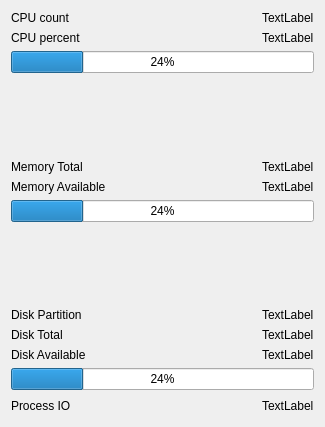
Before: the Qt Designer form ui/uiWidgetSystemInfo.ui in ManifoldsHu/FourDExplorer, drawn with Qt 5.
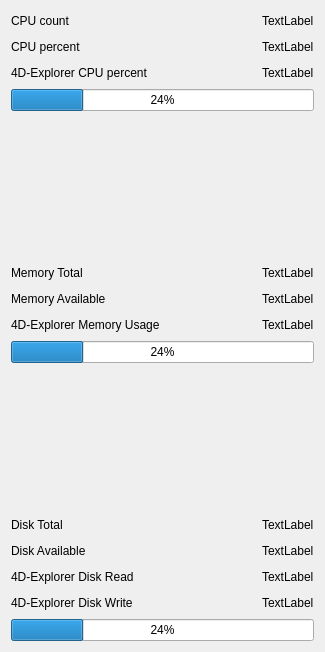
After: the same form once the commit is applied.

Commit message: Implement WidgetSystemInfo. Now users can view system information from the main window.

Diff of the .ui file:
```diff
--- a/ui/uiWidgetSystemInfo.ui
+++ b/ui/uiWidgetSystemInfo.ui
@@ -7,19 +7,19 @@
     <x>0</x>
     <y>0</y>
     <width>325</width>
-    <height>427</height>
+    <height>652</height>
    </rect>
   </property>
   <property name="minimumSize">
    <size>
     <width>0</width>
-    <height>300</height>
+    <height>0</height>
    </size>
   </property>
   <property name="maximumSize">
    <size>
     <width>16777215</width>
-    <height>500</height>
+    <height>16777215</height>
    </size>
   </property>
   <property name="windowTitle">
@@ -27,26 +27,42 @@
   </property>
   <layout class="QVBoxLayout" name="verticalLayout">
    <item>
-    <layout class="QHBoxLayout" name="horizontalLayout_3">
-     <item>
-      <layout class="QVBoxLayout" name="verticalLayout_8">
-       <item>
+    <layout class="QGridLayout" name="gridLayout">
+     <item row="0" column="0">
         <widget class="QLabel" name="label">
          <property name="text">
           <string>CPU count</string>
          </property>
         </widget>
        </item>
-       <item>
+     <item row="0" column="1">
+      <spacer name="horizontalSpacer">
+       <property name="orientation">
+        <enum>Qt::Horizontal</enum>
+       </property>
+       <property name="sizeHint" stdset="0">
+        <size>
+         <width>40</width>
+         <height>20</height>
+        </size>
+       </property>
+      </spacer>
+     </item>
+     <item row="0" column="2">
+      <widget class="QLabel" name="label_cpu_count">
+       <property name="text">
+        <string>TextLabel</string>
+       </property>
+      </widget>
+     </item>
+     <item row="1" column="0">
         <widget class="QLabel" name="label_3">
          <property name="text">
           <string>CPU percent</string>
          </property>
         </widget>
        </item>
-      </layout>
-     </item>
-     <item>
+     <item row="1" column="1">
       <spacer name="horizontalSpacer_2">
        <property name="orientation">
         <enum>Qt::Horizontal</enum>
@@ -59,23 +75,39 @@
        </property>
       </spacer>
      </item>
-     <item>
-      <layout class="QVBoxLayout" name="verticalLayout_5">
-       <item>
-        <widget class="QLabel" name="label_cpu_count">
-         <property name="text">
-          <string>TextLabel</string>
-         </property>
-        </widget>
-       </item>
-       <item>
+     <item row="1" column="2">
         <widget class="QLabel" name="label_cpu_percent">
          <property name="text">
           <string>TextLabel</string>
          </property>
         </widget>
        </item>
-      </layout>
+     <item row="2" column="0">
+      <widget class="QLabel" name="label_2">
+       <property name="text">
+        <string>4D-Explorer CPU percent</string>
+       </property>
+      </widget>
+     </item>
+     <item row="2" column="1">
+      <spacer name="horizontalSpacer_3">
+       <property name="orientation">
+        <enum>Qt::Horizontal</enum>
+       </property>
+       <property name="sizeHint" stdset="0">
+        <size>
+         <width>40</width>
+         <height>20</height>
+        </size>
+       </property>
+      </spacer>
+     </item>
+     <item row="2" column="2">
+      <widget class="QLabel" name="label_app_cpu_percent">
+       <property name="text">
+        <string>TextLabel</string>
+       </property>
+      </widget>
      </item>
     </layout>
    </item>
@@ -100,27 +132,43 @@
     </spacer>
    </item>
    <item>
-    <layout class="QHBoxLayout" name="horizontalLayout_4">
-     <item>
-      <layout class="QVBoxLayout" name="verticalLayout_9">
-       <item>
+    <layout class="QGridLayout" name="gridLayout_2">
+     <item row="0" column="0">
         <widget class="QLabel" name="label_4">
          <property name="text">
           <string>Memory Total</string>
          </property>
         </widget>
        </item>
-       <item>
+     <item row="0" column="1">
+      <spacer name="horizontalSpacer_4">
+       <property name="orientation">
+        <enum>Qt::Horizontal</enum>
+       </property>
+       <property name="sizeHint" stdset="0">
+        <size>
+         <width>40</width>
+         <height>20</height>
+        </size>
+       </property>
+      </spacer>
+     </item>
+     <item row="0" column="2">
+      <widget class="QLabel" name="label_memory_total">
+       <property name="text">
+        <string>TextLabel</string>
+       </property>
+      </widget>
+     </item>
+     <item row="1" column="0">
         <widget class="QLabel" name="label_5">
          <property name="text">
           <string>Memory Available</string>
          </property>
         </widget>
        </item>
-      </layout>
-     </item>
-     <item>
-      <spacer name="horizontalSpacer_3">
+     <item row="1" column="1">
+      <spacer name="horizontalSpacer_5">
        <property name="orientation">
         <enum>Qt::Horizontal</enum>
        </property>
@@ -132,23 +180,39 @@
        </property>
       </spacer>
      </item>
-     <item>
-      <layout class="QVBoxLayout" name="verticalLayout_6">
-       <item>
-        <widget class="QLabel" name="label_memory_total">
-         <property name="text">
-          <string>TextLabel</string>
-         </property>
-        </widget>
-       </item>
-       <item>
+     <item row="1" column="2">
         <widget class="QLabel" name="label_memory_available">
          <property name="text">
           <string>TextLabel</string>
          </property>
         </widget>
        </item>
-      </layout>
+     <item row="2" column="0">
+      <widget class="QLabel" name="label_9">
+       <property name="text">
+        <string>4D-Explorer Memory Usage</string>
+       </property>
+      </widget>
+     </item>
+     <item row="2" column="1">
+      <spacer name="horizontalSpacer_6">
+       <property name="orientation">
+        <enum>Qt::Horizontal</enum>
+       </property>
+       <property name="sizeHint" stdset="0">
+        <size>
+         <width>40</width>
+         <height>20</height>
+        </size>
+       </property>
+      </spacer>
+     </item>
+     <item row="2" column="2">
+      <widget class="QLabel" name="label_app_memory">
+       <property name="text">
+        <string>TextLabel</string>
+       </property>
+      </widget>
      </item>
     </layout>
    </item>
@@ -173,34 +237,36 @@
     </spacer>
    </item>
    <item>
-    <layout class="QHBoxLayout" name="horizontalLayout_5">
-     <item>
-      <layout class="QVBoxLayout" name="verticalLayout_10">
-       <item>
-        <widget class="QLabel" name="label_14">
-         <property name="text">
-          <string>Disk Partition</string>
-         </property>
-        </widget>
-       </item>
-       <item>
-        <widget class="QLabel" name="label_6">
+    <layout class="QGridLayout" name="gridLayout_3">
+     <item row="0" column="1">
+      <spacer name="horizontalSpacer_8">
+       <property name="orientation">
+        <enum>Qt::Horizontal</enum>
+       </property>
+       <property name="sizeHint" stdset="0">
+        <size>
+         <width>40</width>
+         <height>20</height>
+        </size>
+       </property>
+      </spacer>
+     </item>
+     <item row="0" column="2">
+      <widget class="QLabel" name="label_disk_total">
          <property name="text">
-          <string>Disk Total</string>
+        <string>TextLabel</string>
          </property>
         </widget>
        </item>
-       <item>
+     <item row="1" column="0">
         <widget class="QLabel" name="label_7">
          <property name="text">
           <string>Disk Available</string>
          </property>
         </widget>
        </item>
-      </layout>
-     </item>
-     <item>
-      <spacer name="horizontalSpacer_4">
+     <item row="2" column="1">
+      <spacer name="horizontalSpacer_10">
        <property name="orientation">
         <enum>Qt::Horizontal</enum>
        </property>
@@ -212,30 +278,73 @@
        </property>
       </spacer>
      </item>
-     <item>
-      <layout class="QVBoxLayout" name="verticalLayout_7">
-       <item>
-        <widget class="QLabel" name="label_disk_partition">
+     <item row="2" column="2">
+      <widget class="QLabel" name="label_app_disk_read">
          <property name="text">
           <string>TextLabel</string>
          </property>
         </widget>
        </item>
-       <item>
-        <widget class="QLabel" name="label_disk_total">
+     <item row="1" column="1">
+      <spacer name="horizontalSpacer_9">
+       <property name="orientation">
+        <enum>Qt::Horizontal</enum>
+       </property>
+       <property name="sizeHint" stdset="0">
+        <size>
+         <width>40</width>
+         <height>20</height>
+        </size>
+       </property>
+      </spacer>
+     </item>
+     <item row="2" column="0">
+      <widget class="QLabel" name="label_8">
          <property name="text">
-          <string>TextLabel</string>
+        <string>4D-Explorer Disk Read</string>
          </property>
         </widget>
        </item>
-       <item>
+     <item row="0" column="0">
+      <widget class="QLabel" name="label_6">
+       <property name="text">
+        <string>Disk Total</string>
+       </property>
+      </widget>
+     </item>
+     <item row="1" column="2">
         <widget class="QLabel" name="label_disk_available">
          <property name="text">
           <string>TextLabel</string>
          </property>
         </widget>
        </item>
-      </layout>
+     <item row="3" column="0">
+      <widget class="QLabel" name="label_10">
+       <property name="text">
+        <string>4D-Explorer Disk Write</string>
+       </property>
+      </widget>
+     </item>
+     <item row="3" column="2">
+      <widget class="QLabel" name="label_app_disk_write">
+       <property name="text">
+        <string>TextLabel</string>
+       </property>
+      </widget>
+     </item>
+     <item row="3" column="1">
+      <spacer name="horizontalSpacer_7">
+       <property name="orientation">
+        <enum>Qt::Horizontal</enum>
+       </property>
+       <property name="sizeHint" stdset="0">
+        <size>
+         <width>40</width>
+         <height>20</height>
+        </size>
+       </property>
+      </spacer>
      </item>
     </layout>
    </item>
@@ -246,37 +355,6 @@
      </property>
     </widget>
    </item>
-   <item>
-    <layout class="QHBoxLayout" name="horizontalLayout_6">
-     <item>
-      <widget class="QLabel" name="label_8">
-       <property name="text">
-        <string>Process IO</string>
-       </property>
-      </widget>
-     </item>
-     <item>
-      <spacer name="horizontalSpacer_5">
-       <property name="orientation">
-        <enum>Qt::Horizontal</enum>
-       </property>
-       <property name="sizeHint" stdset="0">
-        <size>
-         <width>40</width>
-         <height>20</height>
-        </size>
-       </property>
-      </spacer>
-     </item>
-     <item>
-      <widget class="QLabel" name="label_process_io">
-       <property name="text">
-        <string>TextLabel</string>
-       </property>
-      </widget>
-     </item>
-    </layout>
-   </item>
   </layout>
  </widget>
  <resources/>
```
Lines whose indentation alone changed are shown as unchanged. The commit also changes 3 other files.
